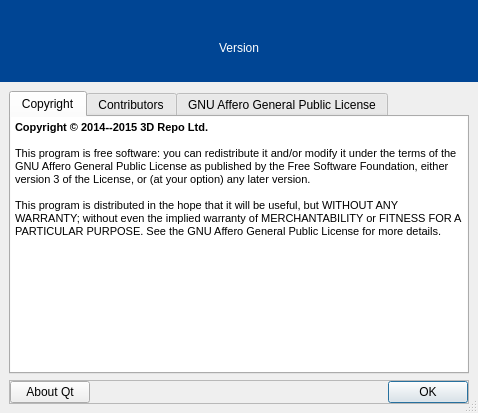
Qt form forms/repodialogabout.ui (3drepo/3drepogui) before a commit.
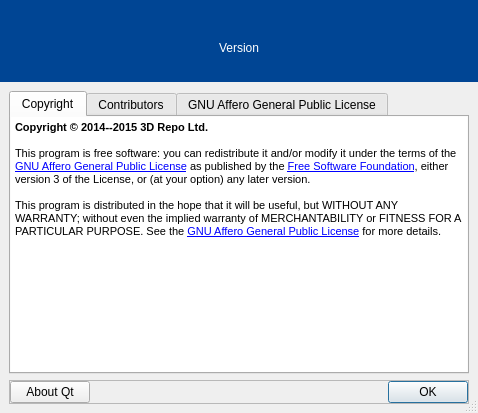
The same form after that commit. Icons and pictures are not drawn.

Diff of the .ui file:
```diff
--- a/forms/repodialogabout.ui
+++ b/forms/repodialogabout.ui
@@ -232,9 +232,9 @@
 p, li { white-space: pre-wrap; }
 &lt;/style&gt;&lt;/head&gt;&lt;body style=&quot; font-family:'MS Shell Dlg 2'; font-size:8.25pt; font-weight:400; font-style:normal;&quot;&gt;
 &lt;p style=&quot; margin-top:0px; margin-bottom:0px; margin-left:0px; margin-right:0px; -qt-block-indent:0; text-indent:0px;&quot;&gt;&lt;span style=&quot; font-weight:600;&quot;&gt;Copyright © 2014--2015 3D Repo Ltd.&lt;br /&gt;&lt;/span&gt;&lt;/p&gt;
-&lt;p style=&quot; margin-top:0px; margin-bottom:0px; margin-left:0px; margin-right:0px; -qt-block-indent:0; text-indent:0px;&quot;&gt;This program is free software: you can redistribute it and/or modify it under the terms of the GNU Affero General Public License as published by the Free Software Foundation, either version 3 of the License, or (at your option) any later version.&lt;/p&gt;
+&lt;p style=&quot; margin-top:0px; margin-bottom:0px; margin-left:0px; margin-right:0px; -qt-block-indent:0; text-indent:0px;&quot;&gt;This program is free software: you can redistribute it and/or modify it under the terms of the &lt;a href=&quot;http://www.gnu.org/licenses/agpl.html&quot;&gt;&lt;span style=&quot; font-size:8pt; text-decoration: underline; color:#0000ff;&quot;&gt;GNU Affero General Public License&lt;/span&gt;&lt;/a&gt; as published by the &lt;a href=&quot;http://fsf.org&quot;&gt;&lt;span style=&quot; font-size:8pt; text-decoration: underline; color:#0000ff;&quot;&gt;Free Software Foundation&lt;/span&gt;&lt;/a&gt;, either version 3 of the License, or (at your option) any later version.&lt;/p&gt;
 &lt;p style=&quot;-qt-paragraph-type:empty; margin-top:0px; margin-bottom:0px; margin-left:0px; margin-right:0px; -qt-block-indent:0; text-indent:0px;&quot;&gt;&lt;br /&gt;&lt;/p&gt;
-&lt;p style=&quot; margin-top:0px; margin-bottom:0px; margin-left:0px; margin-right:0px; -qt-block-indent:0; text-indent:0px;&quot;&gt;This program is distributed in the hope that it will be useful, but WITHOUT ANY WARRANTY; without even the implied warranty of MERCHANTABILITY or FITNESS FOR A PARTICULAR PURPOSE. See the GNU Affero General Public License for more details.&lt;/p&gt;&lt;/body&gt;&lt;/html&gt;</string>
+&lt;p style=&quot; margin-top:0px; margin-bottom:0px; margin-left:0px; margin-right:0px; -qt-block-indent:0; text-indent:0px;&quot;&gt;This program is distributed in the hope that it will be useful, but WITHOUT ANY WARRANTY; without even the implied warranty of MERCHANTABILITY or FITNESS FOR A PARTICULAR PURPOSE. See the &lt;a href=&quot;http://www.gnu.org/licenses/agpl.html&quot;&gt;&lt;span style=&quot; font-size:8pt; text-decoration: underline; color:#0000ff;&quot;&gt;GNU Affero General Public License&lt;/span&gt;&lt;/a&gt; for more details.&lt;/p&gt;&lt;/body&gt;&lt;/html&gt;</string>
             </property>
            </widget>
           </item>
```
Left out of the diff: 6 changed lines with no effect on the pictures.
